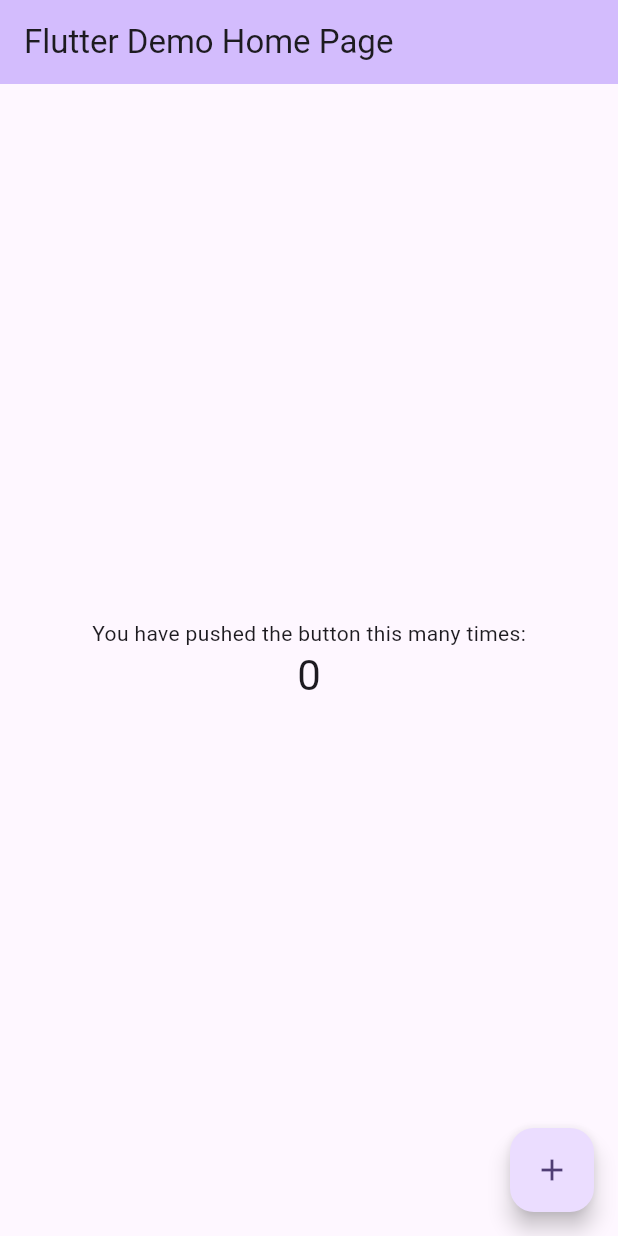
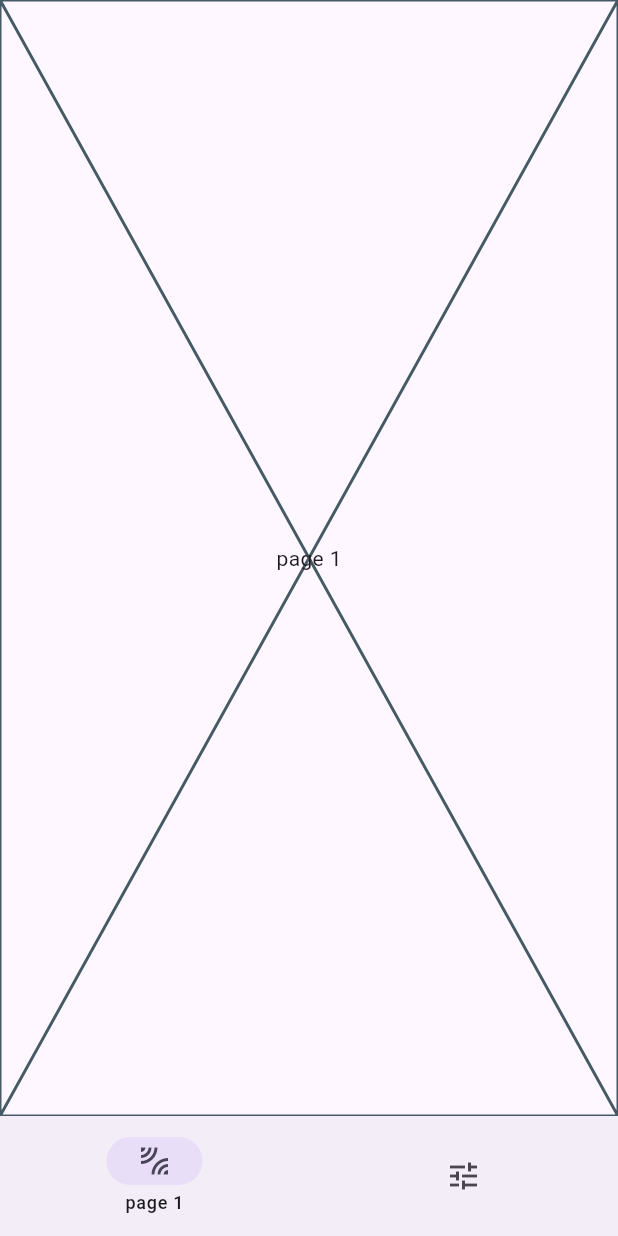
Before and after one commit to jaller698/02122_project, a Flutter app: the screen it shows after launch, on a phone screen of 412 x 824 dp. Run offline on Flutter 3.47's test engine with Material 3 defaults, Android fonts, the phone set to English and light mode, and no system bars.

Commit message:
Made an empty multi-page app, with support for web routing

```diff
--- a/Frontend/lib/main.dart
+++ b/Frontend/lib/main.dart
@@ -1,125 +1,8 @@
 import 'package:flutter/material.dart';
+
+import 'src/app.dart';
+import 'src/Views/testing_home_view.dart';
 
 void main() {
   runApp(const MyApp());
 }
-
-class MyApp extends StatelessWidget {
-  const MyApp({super.key});
-
-  // This widget is the root of your application.
-  @override
-  Widget build(BuildContext context) {
-    return MaterialApp(
-      title: 'Flutter Demo',
-      theme: ThemeData(
-        // This is the theme of your application.
-        //
-        // TRY THIS: Try running your application with "flutter run". You'll see
-        // the application has a purple toolbar. Then, without quitting the app,
-        // try changing the seedColor in the colorScheme below to Colors.green
-        // and then invoke "hot reload" (save your changes or press the "hot
-        // reload" button in a Flutter-supported IDE, or press "r" if you used
-        // the command line to start the app).
-        //
-        // Notice that the counter didn't reset back to zero; the application
-        // state is not lost during the reload. To reset the state, use hot
-        // restart instead.
-        //
-        // This works for code too, not just values: Most code changes can be
-        // tested with just a hot reload.
-        colorScheme: ColorScheme.fromSeed(seedColor: Colors.deepPurple),
-        useMaterial3: true,
-      ),
-      home: const MyHomePage(title: 'Flutter Demo Home Page'),
-    );
-  }
-}
-
-class MyHomePage extends StatefulWidget {
-  const MyHomePage({super.key, required this.title});
-
-  // This widget is the home page of your application. It is stateful, meaning
-  // that it has a State object (defined below) that contains fields that affect
-  // how it looks.
-
-  // This class is the configuration for the state. It holds the values (in this
-  // case the title) provided by the parent (in this case the App widget) and
-  // used by the build method of the State. Fields in a Widget subclass are
-  // always marked "final".
-
-  final String title;
-
-  @override
-  State<MyHomePage> createState() => _MyHomePageState();
-}
-
-class _MyHomePageState extends State<MyHomePage> {
-  int _counter = 0;
-
-  void _incrementCounter() {
-    setState(() {
-      // This call to setState tells the Flutter framework that something has
-      // changed in this State, which causes it to rerun the build method below
-      // so that the display can reflect the updated values. If we changed
-      // _counter without calling setState(), then the build method would not be
-      // called again, and so nothing would appear to happen.
-      _counter++;
-    });
-  }
-
-  @override
-  Widget build(BuildContext context) {
-    // This method is rerun every time setState is called, for instance as done
-    // by the _incrementCounter method above.
-    //
-    // The Flutter framework has been optimized to make rerunning build methods
-    // fast, so that you can just rebuild anything that needs updating rather
-    // than having to individually change instances of widgets.
-    return Scaffold(
-      appBar: AppBar(
-        // TRY THIS: Try changing the color here to a specific color (to
-        // Colors.amber, perhaps?) and trigger a hot reload to see the AppBar
-        // change color while the other colors stay the same.
-        backgroundColor: Theme.of(context).colorScheme.inversePrimary,
-        // Here we take the value from the MyHomePage object that was created by
-        // the App.build method, and use it to set our appbar title.
-        title: Text(widget.title),
-      ),
-      body: Center(
-        // Center is a layout widget. It takes a single child and positions it
-        // in the middle of the parent.
-        child: Column(
-          // Column is also a layout widget. It takes a list of children and
-          // arranges them vertically. By default, it sizes itself to fit its
-          // children horizontally, and tries to be as tall as its parent.
-          //
-          // Column has various properties to control how it sizes itself and
-          // how it positions its children. Here we use mainAxisAlignment to
-          // center the children vertically; the main axis here is the vertical
-          // axis because Columns are vertical (the cross axis would be
-          // horizontal).
-          //
-          // TRY THIS: Invoke "debug painting" (choose the "Toggle Debug Paint"
-          // action in the IDE, or press "p" in the console), to see the
-          // wireframe for each widget.
-          mainAxisAlignment: MainAxisAlignment.center,
-          children: <Widget>[
-            const Text(
-              'You have pushed the button this many times:',
-            ),
-            Text(
-              '$_counter',
-              style: Theme.of(context).textTheme.headlineMedium,
-            ),
-          ],
-        ),
-      ),
-      floatingActionButton: FloatingActionButton(
-        onPressed: _incrementCounter,
-        tooltip: 'Increment',
-        child: const Icon(Icons.add),
-      ), // This trailing comma makes auto-formatting nicer for build methods.
-    );
-  }
-}
--- /dev/null
+++ b/Frontend/lib/src/Views/testing_home_view.dart
@@ -0,0 +1,58 @@
+import 'package:flutter/material.dart';
+
+class TestingHomeView extends StatefulWidget {
+  const TestingHomeView({super.key});
+  static const routeName = '/';
+
+  @override
+  State<TestingHomeView> createState() => _TestingHomeViewState();
+}
+
+class _TestingHomeViewState extends State<TestingHomeView> {
+  int _currentPageIndex = 0;
+
+  @override
+  Widget build(BuildContext context) {
+    return Scaffold(
+      // list of widgets to switch between depending on the current page index
+      body: <Widget>[
+        const NetworkMessageView(),
+        const Stack(children: [
+          Placeholder(),
+          Center(child: Text('page 2')),
+        ]),
+      ][_currentPageIndex],
+
+      bottomNavigationBar: NavigationBar(
+        destinations: const <Widget>[
+          NavigationDestination(
+            icon: Icon(Icons.leak_add),
+            label: 'page 1',
+          ),
+          NavigationDestination(
+            icon: Icon(Icons.tune),
+            label: 'page 2',
+          ),
+        ],
+        onDestinationSelected: (int index) =>
+            setState(() => _currentPageIndex = index),
+        selectedIndex: _currentPageIndex,
+        labelBehavior: NavigationDestinationLabelBehavior.onlyShowSelected,
+      ),
+    );
+  }
+}
+
+class NetworkMessageView extends StatelessWidget {
+  const NetworkMessageView({
+    super.key,
+  });
+
+  @override
+  Widget build(BuildContext context) {
+    return const Stack(children: [
+      Placeholder(),
+      Center(child: Text('page 1')),
+    ]);
+  }
+}
--- /dev/null
+++ b/Frontend/lib/src/app.dart
@@ -0,0 +1,33 @@
+import 'package:carbon_footprint/src/Views/testing_home_view.dart';
+import 'package:flutter/material.dart';
+
+class MyApp extends StatelessWidget {
+  const MyApp({super.key});
+
+  // Root widget
+  @override
+  Widget build(BuildContext context) {
+    return MaterialApp(
+      restorationScopeId: 'app',
+
+      // TODO implement settings controller for themes
+      theme: ThemeData.light(),
+      darkTheme: ThemeData.dark(),
+      themeMode: ThemeMode.system,
+
+      title: 'Carbon footprint',
+      onGenerateRoute: (RouteSettings routeSettings) {
+        return MaterialPageRoute<void>(
+          settings: routeSettings,
+          builder: (BuildContext context) {
+            switch (routeSettings.name) {
+              case TestingHomeView.routeName:
+              default:
+                return const TestingHomeView();
+            }
+          },
+        );
+      },
+    );
+  }
+}
```
Also changed, not shown: Frontend/pubspec.lock, 1 other file.
